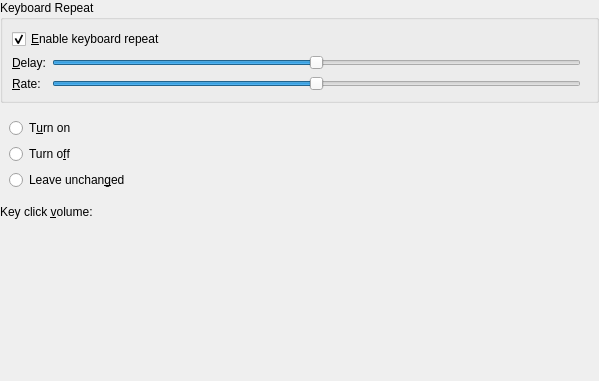
First picture: the form in kcontrol/keyboard/kcmmiscwidget.ui, repository mgottschlag/kwin-tiling, before the edit.
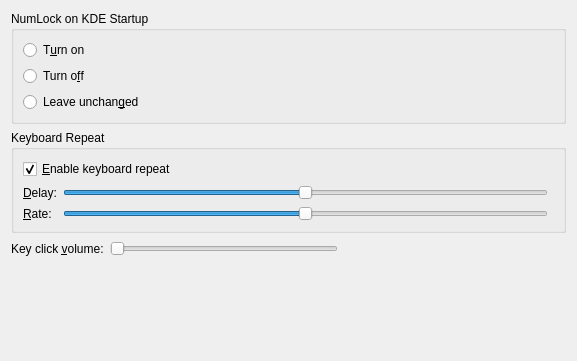
Second picture: the form after the edit. Custom widgets are drawn as their Qt base class.

Commit message: spinbox replaced with slider. Improved UI layout.

The edit to the form file:
```diff
--- a/kcontrol/keyboard/kcmmiscwidget.ui
+++ b/kcontrol/keyboard/kcmmiscwidget.ui
@@ -1,30 +1,51 @@
 <ui version="4.0" >
  <class>KeyboardConfigWidget</class>
- <widget class="QWidget" name="KeyboardConfigWidget" >
-  <property name="geometry" >
+ <widget class="QWidget" name="KeyboardConfigWidget">
+  <property name="geometry">
    <rect>
     <x>0</x>
     <y>0</y>
-    <width>599</width>
-    <height>381</height>
+    <width>577</width>
+    <height>361</height>
    </rect>
   </property>
-  <layout class="QVBoxLayout" >
-   <property name="leftMargin" >
-    <number>0</number>
-   </property>
-   <property name="topMargin" >
-    <number>0</number>
-   </property>
-   <property name="rightMargin" >
-    <number>0</number>
-   </property>
-   <property name="bottomMargin" >
-    <number>0</number>
-   </property>
+  <layout class="QVBoxLayout" name="verticalLayout">
    <item>
-    <widget class="QGroupBox" name="groupBox1" >
-     <property name="title" >
+    <widget class="KButtonGroup" name="numlockGroup">
+     <property name="whatsThis">
+      <string>If supported, this option allows you to setup the state of NumLock after KDE startup.&lt;p&gt;You can configure NumLock to be turned on or off, or configure KDE not to set NumLock state.</string>
+     </property>
+     <property name="title">
+      <string>NumLock on KDE Startup</string>
+     </property>
+     <layout class="QGridLayout">
+      <item row="0" column="0">
+       <widget class="QRadioButton" name="RadioButton1">
+        <property name="text">
+         <string>T&amp;urn on</string>
+        </property>
+       </widget>
+      </item>
+      <item row="1" column="0">
+       <widget class="QRadioButton" name="RadioButton1_2">
+        <property name="text">
+         <string>Turn o&amp;ff</string>
+        </property>
+       </widget>
+      </item>
+      <item row="2" column="0">
+       <widget class="QRadioButton" name="RadioButton1_3">
+        <property name="text">
+         <string>Leave unchan&amp;ged</string>
+        </property>
+       </widget>
+      </item>
+     </layout>
+    </widget>
+   </item>
+   <item>
+    <widget class="QGroupBox" name="groupBox1">
+     <property name="title">
       <string>Keyboard Repeat</string>
      </property>
      <layout class="QGridLayout" >
@@ -147,57 +168,50 @@
     </widget>
    </item>
    <item>
-    <widget class="KButtonGroup" native="1" name="numlockGroup" >
-     <property name="whatsThis" >
-      <string>If supported, this option allows you to setup the state of NumLock after KDE startup.&lt;p>You can configure NumLock to be turned on or off, or configure KDE not to set NumLock state.</string>
-     </property>
-     <property name="title" stdset="0" >
-      <string>NumLock on KDE Startup</string>
-     </property>
-     <layout class="QGridLayout" >
-      <item row="0" column="0" >
-       <widget class="QRadioButton" name="RadioButton1" >
-        <property name="text" >
-         <string>T&amp;urn on</string>
-        </property>
-       </widget>
-      </item>
-      <item row="1" column="0" >
-       <widget class="QRadioButton" name="RadioButton1_2" >
-        <property name="text" >
-         <string>Turn o&amp;ff</string>
-        </property>
-       </widget>
-      </item>
-      <item row="2" column="0" >
-       <widget class="QRadioButton" name="RadioButton1_3" >
-        <property name="text" >
-         <string>Leave unchan&amp;ged</string>
-        </property>
-       </widget>
-      </item>
-     </layout>
-    </widget>
-   </item>
-   <item>
-    <widget class="QLabel" name="TextLabel1" >
-     <property name="whatsThis" >
-      <string>If supported, this option allows you to hear audible clicks from your computer's speakers when you press the keys on your keyboard. This might be useful if your keyboard does not have mechanical keys, or if the sound that the keys make is very soft.&lt;p>You can change the loudness of the key click feedback by dragging the slider button or by clicking the up/down arrows on the spin box. Setting the volume to 0% turns off the key click.</string>
-     </property>
-     <property name="text" >
-      <string>Key click &amp;volume:</string>
-     </property>
-     <property name="buddy" >
-      <cstring>click</cstring>
-     </property>
-    </widget>
-   </item>
-   <item>
-    <widget class="KIntNumInput" native="1" name="click" >
-     <property name="whatsThis" >
-      <string>If supported, this option allows you to hear audible clicks from your computer's speakers when you press the keys on your keyboard. This might be useful if your keyboard does not have mechanical keys, or if the sound that the keys make is very soft.&lt;p>You can change the loudness of the key click feedback by dragging the slider button or by clicking the up/down arrows on the spin box. Setting the volume to 0% turns off the key click.</string>
-     </property>
-    </widget>
+    <layout class="QHBoxLayout" name="horizontalLayout">
+     <item>
+      <widget class="QLabel" name="TextLabel1">
+       <property name="whatsThis">
+        <string>If supported, this option allows you to hear audible clicks from your computer's speakers when you press the keys on your keyboard. This might be useful if your keyboard does not have mechanical keys, or if the sound that the keys make is very soft.&lt;p&gt;You can change the loudness of the key click feedback by dragging the slider button or by clicking the up/down arrows on the spin box. Setting the volume to 0% turns off the key click.</string>
+       </property>
+       <property name="text">
+        <string>Key click &amp;volume:</string>
+       </property>
+       <property name="buddy">
+        <cstring>click</cstring>
+       </property>
+      </widget>
+     </item>
+     <item>
+      <widget class="QSlider" name="click">
+       <property name="maximum">
+        <number>100</number>
+       </property>
+       <property name="singleStep">
+        <number>10</number>
+       </property>
+       <property name="orientation">
+        <enum>Qt::Horizontal</enum>
+       </property>
+       <property name="tickPosition">
+        <enum>QSlider::NoTicks</enum>
+       </property>
+      </widget>
+     </item>
+     <item>
+      <spacer name="horizontalSpacer">
+       <property name="orientation">
+        <enum>Qt::Horizontal</enum>
+       </property>
+       <property name="sizeHint" stdset="0">
+        <size>
+         <width>40</width>
+         <height>20</height>
+        </size>
+       </property>
+      </spacer>
+     </item>
+    </layout>
    </item>
    <item>
     <spacer>
@@ -221,16 +235,17 @@
    <header>knuminput.h</header>
    <container>1</container>
   </customwidget>
-  <customwidget>
-   <class>KIntNumInput</class>
-   <extends>QWidget</extends>
-   <header>knuminput.h</header>
-   <container>1</container>
-  </customwidget>
   <customwidget>
    <class>KButtonGroup</class>
-   <extends>QWidget</extends>
+   <extends>QGroupBox</extends>
    <header>kbuttongroup.h</header>
+   <container>1</container>
+  </customwidget>
+  <customwidget>
+   <class>KIntNumInput</class>
+   <extends>QWidget</extends>
+   <header>knuminput.h</header>
+   <container>1</container>
   </customwidget>
  </customwidgets>
  <tabstops>
```
Left out of the diff: 122 changed lines with no effect on the pictures. The commit also changes 1 other file.
